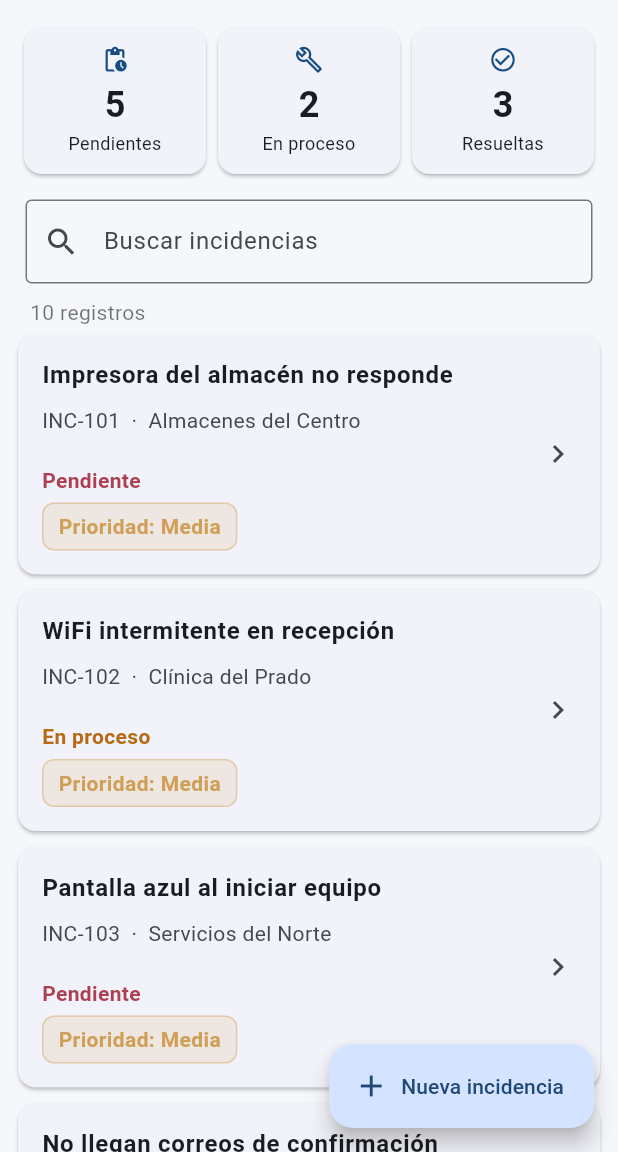
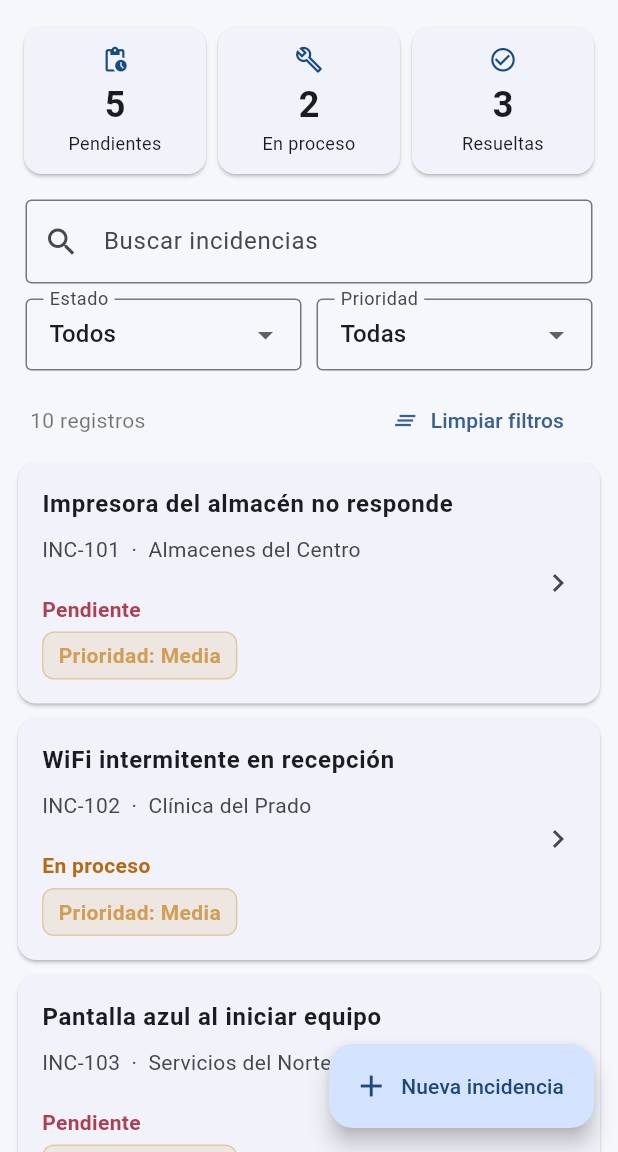
Before and after one commit to dannaCas/NexaSoft_Solutions, a Flutter app: the screen it shows after launch, on a phone screen of 412 x 824 dp, the part 84-1236 px from its top. Run offline on Flutter 3.47's test engine with Material 3 defaults, Android fonts, the phone set to English and light mode, and no system bars; our stand-ins replace shared_preferences.

Commit message:
FEAT-001:Filtrado combinable por prioridad y estado - Añadida

```diff
--- a/lib/services/gestor_incidencias.dart
+++ b/lib/services/gestor_incidencias.dart
@@ -9,16 +9,20 @@ class GestorIncidencias {
     incidencias = await datos.leer();
   }
 
-  List<Incidencia> buscar(String texto) {
+
+List<Incidencia> buscar(String texto, String estado, String prioridad) {
     final consulta = texto.trim().toLowerCase();
-    if (consulta.isEmpty) return incidencias;
-
     return incidencias.where((x) {
-      final titulo = x.titulo.toLowerCase();
-      final descripcion = x.descripcion.toLowerCase();
-      return titulo.contains(consulta) || descripcion.contains(consulta);
+      final coincideTexto = consulta.isEmpty ||
+          x.titulo.toLowerCase().contains(consulta) ||
+          x.descripcion.toLowerCase().contains(consulta);
+      final coincideEstado = estado == 'Todos' || x.estado == estado;
+      final coincidePrioridad =
+          prioridad == 'Todas' || x.prioridad == prioridad;
+      return coincideTexto && coincideEstado && coincidePrioridad;
     }).toList();
   }
+
 
   Incidencia? porId(String id) {
     for (var x in incidencias) {
--- a/lib/ui/pantalla_principal.dart
+++ b/lib/ui/pantalla_principal.dart
@@ -13,14 +13,22 @@ class PantallaPrincipal extends StatefulWidget {
 
 class _PantallaPrincipalState extends State<PantallaPrincipal> {
   final GestorIncidencias g = GestorIncidencias();
+  final TextEditingController buscadorController = TextEditingController();
   bool cargando = true;
   String? error;
   String busqueda = '';
+  String filtroEstado = 'Todos';
+  String filtroPrioridad = 'Todas';
 
   @override
   void initState() {
     super.initState();
     cargar();
+  }
+
+  void dispose() {
+    buscadorController.dispose();
+    super.dispose();
   }
 
   Future<void> cargar() async {
@@ -90,7 +98,7 @@ class _PantallaPrincipalState extends State<PantallaPrincipal> {
 
   @override
   Widget build(BuildContext context) {
-    final items = g.buscar(busqueda);
+    final items = g.buscar(busqueda, filtroEstado, filtroPrioridad);
     return Scaffold(
       appBar: AppBar(
         title: const Text('NexaSoft | Incidencias'),
@@ -157,6 +165,7 @@ class _PantallaPrincipalState extends State<PantallaPrincipal> {
                         Padding(
                           padding: const EdgeInsets.symmetric(horizontal: 17, vertical: 5),
                           child: TextField(
+                            controller: buscadorController,
                             decoration: const InputDecoration(
                               labelText: 'Buscar incidencias',
                               hintText: 'Ejemplo: WiFi, correo, pantalla',
@@ -165,12 +174,76 @@ class _PantallaPrincipalState extends State<PantallaPrincipal> {
                             ),
                             onChanged: (texto) => setState(() => busqueda = texto),
                           ),
+
                         ),
                         Padding(
-                          padding: const EdgeInsets.symmetric(horizontal: 20, vertical: 4),
-                          child: Align(
-                            alignment: Alignment.centerLeft,
-                            child: Text('${items.length} registros', style: const TextStyle(color: Colors.black54)),
+                          padding: const EdgeInsets.symmetric(
+                              horizontal: 17, vertical: 5),
+                          child: Row(
+                            children: [
+                              Expanded(
+                                child: DropdownButtonFormField<String>(
+                                  initialValue: filtroEstado,
+                                  decoration: const InputDecoration(
+                                    labelText: 'Estado',
+                                    border: OutlineInputBorder(),
+                                    isDense: true,
+                                  ),
+                                  items: [
+                                    'Todos',
+                                    'Pendiente',
+                                    'En proceso',
+                                    'Resuelta'
+                                  ]
+                                      .map((e) => DropdownMenuItem(
+                                          value: e, child: Text(e)))
+                                      .toList(),
+                                  onChanged: (v) => setState(
+                                      () => filtroEstado = v ?? 'Todos'),
+                                ),
+                              ),
+                              const SizedBox(width: 10),
+                              Expanded(
+                                child: DropdownButtonFormField<String>(
+                                  initialValue: filtroPrioridad,
+                                  decoration: const InputDecoration(
+                                    labelText: 'Prioridad',
+                                    border: OutlineInputBorder(),
+                                    isDense: true,
+                                  ),
+                                  items: ['Todas', 'Baja', 'Media', 'Alta']
+                                      .map((p) => DropdownMenuItem(
+                                          value: p, child: Text(p)))
+                                      .toList(),
+                                  onChanged: (v) => setState(
+                                      () => filtroPrioridad = v ?? 'Todas'),
+                                ),
+                              ),
+                            ],
+                          ),
+                        ),
+                        Padding(
+                          padding: const EdgeInsets.symmetric(
+                              horizontal: 20, vertical: 4),
+                          child: Row(
+                            children: [
+                              Text('${items.length} registros',
+                                  style:
+                                      const TextStyle(color: Colors.black54)),
+                              const Spacer(),
+                              TextButton.icon(
+                                onPressed: () {
+                                  buscadorController.clear();
+                                  setState(() {
+                                    busqueda = '';
+                                    filtroEstado = 'Todos';
+                                    filtroPrioridad = 'Todas';
+                                  });
+                                },
+                                icon: const Icon(Icons.clear_all, size: 18),
+                                label: const Text('Limpiar filtros'),
+                              ),
+                            ],
                           ),
                         ),
                         Expanded(
```
